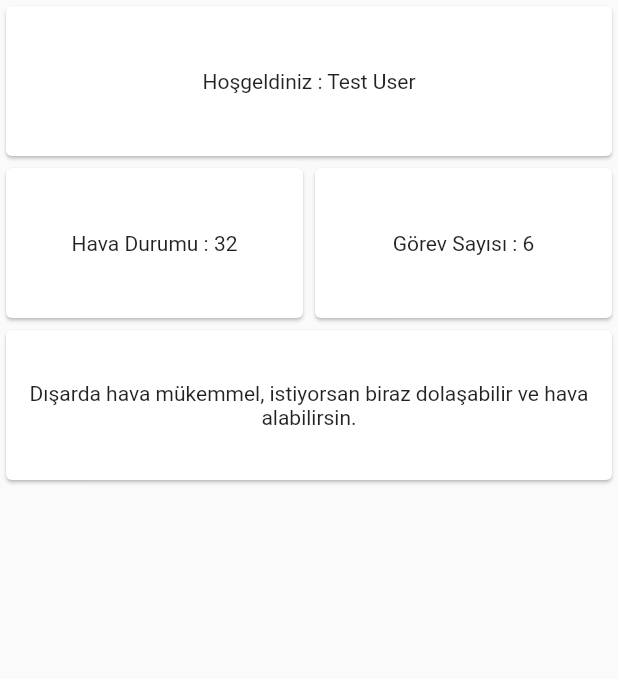
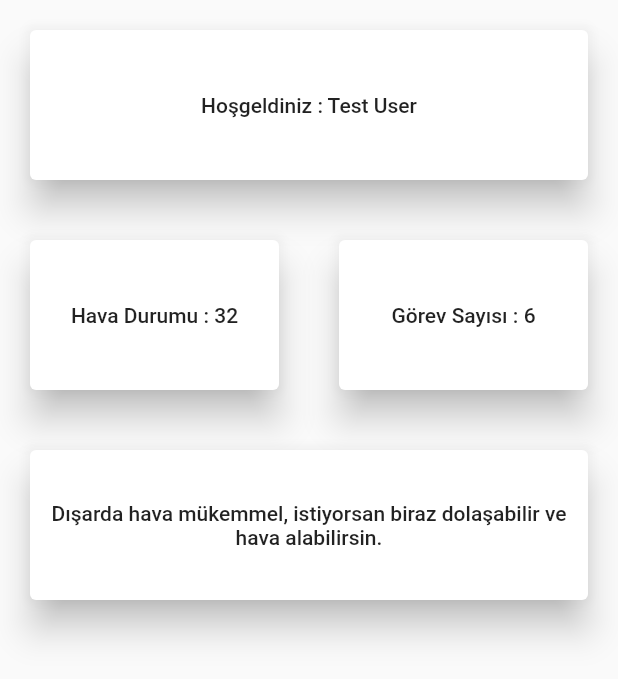
Before and after one commit to VBT-Intership/group1-hackathon-app, a Flutter app: the PatientDashboardScreen screen opened directly, on a phone screen of 412 x 824 dp. Shown: the top 679 px of the screen. Run offline on Flutter 3.47's test engine with Material 2 defaults, Android fonts, the light colour scheme and no system bars; our stand-ins replace camera, cloud_firestore, google_fonts, google_maps_flutter, location; missing offline and left inert: tflite; accounts and stored records are empty.

Commit message:
Update dashboard card

```diff
--- a/lib/screens/patient/patient_dashboard_screen.dart
+++ b/lib/screens/patient/patient_dashboard_screen.dart
@@ -46,12 +46,15 @@ class _PatientDashboardScreenState extends State<PatientDashboardScreen> {
 
   _myCard(String title) {
     return Card(
+      margin: EdgeInsets.all(20),
+      elevation: 10,
       child: Container(
         height: 100,
         child: Center(
           child: Text(
             "$title",
             textAlign: TextAlign.center,
+            style: TextStyle(fontWeight: FontWeight.w500),
           ),
         ),
       ),
--- a/pubspec.yaml
+++ b/pubspec.yaml
@@ -35,6 +35,7 @@ dependencies:
   geoflutterfire: ^2.1.0
   tflite: 1.0.4
   camera: 0.5.7+4
+
 
 dev_dependencies:
   flutter_test:
```
Also changed, not shown: lib/screens/login/on_boarding_screen.dart (added).
